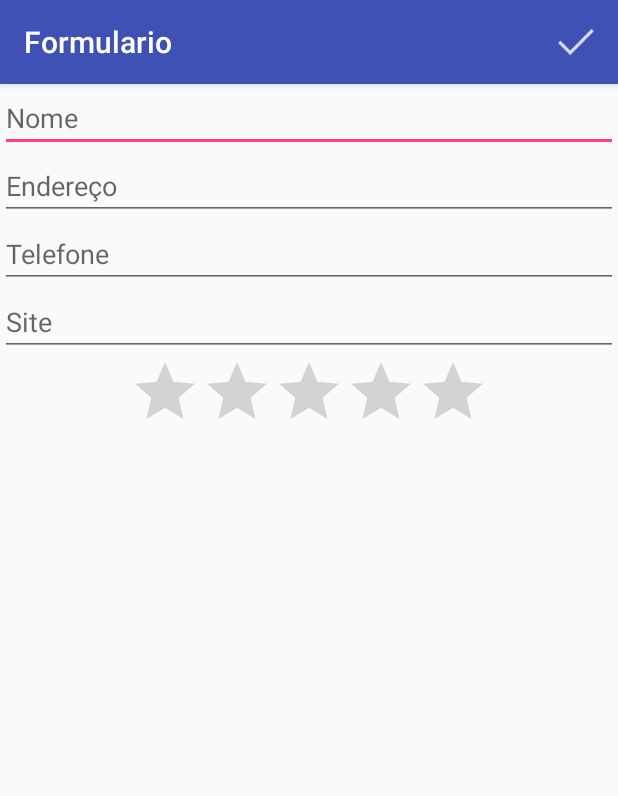
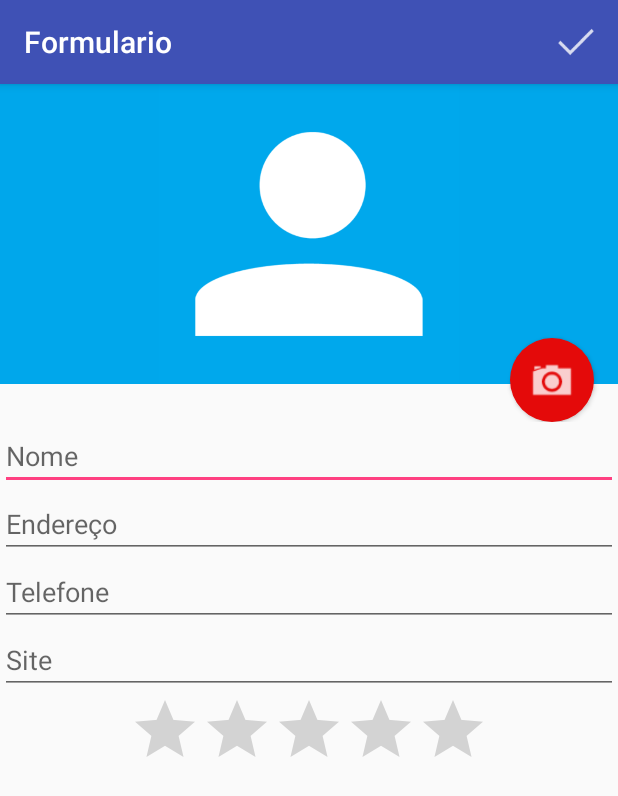
Before and after one commit to AlessandroLima66/AgendaAlura, an Android app: the FormularioActivity screen opened directly, with no data from a screen before it, on a phone screen of 412 x 824 dp. Shown: the top 796 px of the screen. Run offline under Robolectric (Android 15) with nearby library versions, the phone set to English and light mode, and no system bars.

Commit message:
Alterações segundo curso Android Alura

```diff
--- a/app/build.gradle
+++ b/app/build.gradle
@@ -4,8 +4,8 @@ android {
     compileSdkVersion 28
     defaultConfig {
         applicationId "br.com.alura.agendaalura"
-        minSdkVersion 15
-        targetSdkVersion 28
+        minSdkVersion 26
+        targetSdkVersion 27
         versionCode 1
         versionName "1.0"
         testInstrumentationRunner "android.support.test.runner.AndroidJUnitRunner"
--- a/app/src/main/java/br/com/alura/agendaalura/FormularioActivity.java
+++ b/app/src/main/java/br/com/alura/agendaalura/FormularioActivity.java
@@ -1,19 +1,39 @@
 package br.com.alura.agendaalura;
 
+import android.Manifest;
+import android.app.Activity;
 import android.content.Intent;
+import android.content.pm.PackageManager;
+import android.graphics.Bitmap;
+import android.graphics.BitmapFactory;
+import android.net.Uri;
+import android.os.Build;
+import android.provider.MediaStore;
+import android.support.annotation.Nullable;
+import android.support.v4.content.FileProvider;
 import android.support.v7.app.AppCompatActivity;
 import android.os.Bundle;
+import android.view.ActionMode;
 import android.view.Menu;
 import android.view.MenuInflater;
 import android.view.MenuItem;
+import android.view.View;
+import android.widget.Button;
+import android.widget.ImageView;
 import android.widget.Toast;
+
+import java.io.File;
 
 import br.com.alura.agendaalura.dao.AlunoDAO;
 import br.com.alura.agendaalura.modelo.Aluno;
 
 public class FormularioActivity extends AppCompatActivity {
 
+    public static final int CODIGO_CAMERA = 123;
+    private static final int CODIGO_SMS = 456;
+
     private FormularioHelper helper;
+    private String caminhoDaFoto;
 
     @Override
     protected void onCreate(Bundle savedInstanceState) {
@@ -22,11 +42,48 @@ public class FormularioActivity extends AppCompatActivity {
 
         helper = new FormularioHelper(this);
 
-        Intent intent = getIntent();
+        final Intent intent = getIntent();
         Aluno aluno = (Aluno) intent.getSerializableExtra("aluno");
 
         if(aluno != null){
             helper.preencheFormulario(aluno);
+        }
+
+        Button botaofoto = (Button) findViewById(R.id.formulario_botaoFoto);
+        botaofoto.setOnClickListener(new View.OnClickListener() {
+            @Override
+            public void onClick(View view) {
+                Intent intentCamera = new Intent(MediaStore.ACTION_IMAGE_CAPTURE);
+                caminhoDaFoto = getExternalFilesDir(null) + "/" + System.currentTimeMillis() + ".jpg";
+                File arquivoFoto = new File(caminhoDaFoto);
+
+                if (Build.VERSION.SDK_INT <= Build.VERSION_CODES.LOLLIPOP) {
+                    intentCamera.putExtra(MediaStore.EXTRA_OUTPUT, Uri.fromFile(arquivoFoto));
+                }else {
+                    intentCamera.putExtra(MediaStore.EXTRA_OUTPUT,
+                            FileProvider.getUriForFile(FormularioActivity.this,
+                                    BuildConfig.APPLICATION_ID + ".provider", arquivoFoto));
+                }
+
+                startActivityForResult(intentCamera, CODIGO_CAMERA);
+            }
+        });
+
+        if(checkSelfPermission(Manifest.permission.RECEIVE_SMS) != PackageManager.PERMISSION_GRANTED){
+            requestPermissions(new String[]{Manifest.permission.RECEIVE_SMS}, CODIGO_SMS);
+        }
+
+    }
+
+    @Override
+    protected void onActivityResult(int requestCode, int resultCode, @Nullable Intent data) {
+        if(resultCode == Activity.RESULT_OK) {
+
+            if (requestCode == CODIGO_CAMERA) {
+                helper.carregaImagem(caminhoDaFoto);
+                ;
+
+            }
         }
     }
 
--- /dev/null
+++ b/app/src/main/res/drawable/fundo_camera.xml
@@ -0,0 +1,21 @@
+<?xml version="1.0" encoding="utf-8"?>
+
+<layer-list xmlns:android="http://schemas.android.com/apk/res/android">
+
+    <item>
+        <shape android:shape="oval">
+            <solid android:color="#e40a0a" />
+            <padding
+                android:bottom="10dp"
+                android:right="10dp"
+                android:left="10dp"
+                android:top="10dp">
+            </padding>
+        </shape>
+    </item>
+
+    <item
+        android:drawable="@drawable/ic_camera">
+    </item>
+
+</layer-list>
--- a/app/src/main/res/layout/activity_formulario.xml
+++ b/app/src/main/res/layout/activity_formulario.xml
@@ -1,44 +1,65 @@
 <?xml version="1.0" encoding="utf-8"?>
-<ScrollView
+<ScrollView xmlns:android="http://schemas.android.com/apk/res/android"
     android:layout_width="match_parent"
-    android:layout_height="match_parent"
-    xmlns:android="http://schemas.android.com/apk/res/android">
+    android:layout_height="match_parent">
 
     <LinearLayout
         android:layout_width="match_parent"
         android:layout_height="match_parent"
         android:orientation="vertical">
 
+        <RelativeLayout
+            android:layout_width="match_parent"
+            android:layout_height="225dp">
+
+            <ImageView
+                android:layout_width="match_parent"
+                android:layout_height="200dp"
+                android:id="@+id/formulario_fotoAluno"
+                android:background="#00a7eb"
+                android:src="@drawable/person"/>
+
+            <Button
+                android:layout_width="56dp"
+                android:layout_height="56dp"
+                android:id="@+id/formulario_botaoFoto"
+                android:layout_alignParentBottom="true"
+                android:layout_alignParentRight="true"
+                android:layout_marginRight="16dp"
+                android:background="@drawable/fundo_camera"
+                android:elevation="7dp"/>
+        </RelativeLayout>
+
         <EditText
             android:id="@+id/formulario_nome"
-            android:hint="Nome"
             android:layout_width="match_parent"
-            android:layout_height="wrap_content" />
+            android:layout_height="wrap_content"
+            android:hint="Nome" />
 
         <EditText
             android:id="@+id/formulario_endereco"
-            android:hint="Endereço"
             android:layout_width="match_parent"
-            android:layout_height="wrap_content" />
+            android:layout_height="wrap_content"
+            android:hint="Endereço" />
 
         <EditText
             android:id="@+id/formulario_telefone"
-            android:hint="Telefone"
             android:layout_width="match_parent"
-            android:layout_height="wrap_content" />
+            android:layout_height="wrap_content"
+            android:hint="Telefone" />
 
         <EditText
             android:id="@+id/formulario_site"
-            android:hint="Site"
             android:layout_width="match_parent"
-            android:layout_height="wrap_content" />
+            android:layout_height="wrap_content"
+            android:hint="Site" />
 
-       <RatingBar
-           android:id="@+id/formulario_nota"
-           android:layout_width="wrap_content"
-           android:layout_height="wrap_content"
-           android:numStars="5"
-           android:max="10"
-           android:layout_gravity="center"/>
+        <RatingBar
+            android:id="@+id/formulario_nota"
+            android:layout_width="wrap_content"
+            android:layout_height="wrap_content"
+            android:layout_gravity="center"
+            android:max="10"
+            android:numStars="5" />
     </LinearLayout>
 </ScrollView>
--- a/build.gradle
+++ b/build.gradle
@@ -7,7 +7,7 @@ buildscript {
         jcenter()
     }
     dependencies {
-        classpath 'com.android.tools.build:gradle:3.1.3'
+        classpath 'com.android.tools.build:gradle:3.1.4'
 
 
         // NOTE: Do not place your application dependencies here; they belong
```
Also changed, not shown: app/src/main/AndroidManifest.xml (+25 -1 lines), app/src/main/java/br/com/alura/agendaalura/EnviaDadosServidor.java (added, +53 -0 lines), app/src/main/java/br/com/alura/agendaalura/FormularioHelper.java (+18 -1 lines), app/src/main/java/br/com/alura/agendaalura/ListaAlunosActivity.java (+73 -6 lines), app/src/main/java/br/com/alura/agendaalura/WebClient.java (added, +37 -0 lines), app/src/main/java/br/com/alura/agendaalura/adapter/AlunoAdapter.java (added, +73 -0 lines), app/src/main/java/br/com/alura/agendaalura/converter/AlunoConverter.java (added, +39 -0 lines), app/src/main/java/br/com/alura/agendaalura/dao/AlunoDAO.java (+28 -6 lines), app/src/main/java/br/com/alura/agendaalura/modelo/Aluno.java (+9 -0 lines), app/src/main/java/br/com/alura/agendaalura/receiver/SmsReceiver.java (added, +33 -0 lines), app/src/main/res/layout/item_lista.xml (added, +39 -0 lines), app/src/main/res/menu/menu_lista_alunos.xml (added, +10 -0 lines), app/src/main/res/xml/provider_paths.xml (added, +8 -0 lines).
